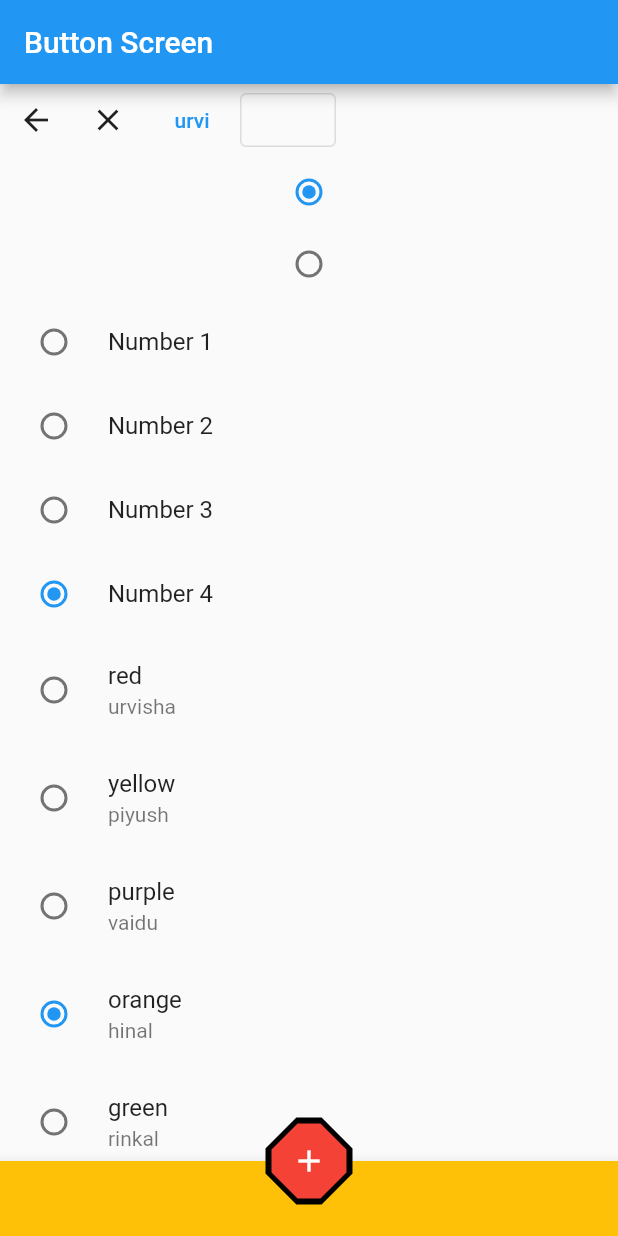
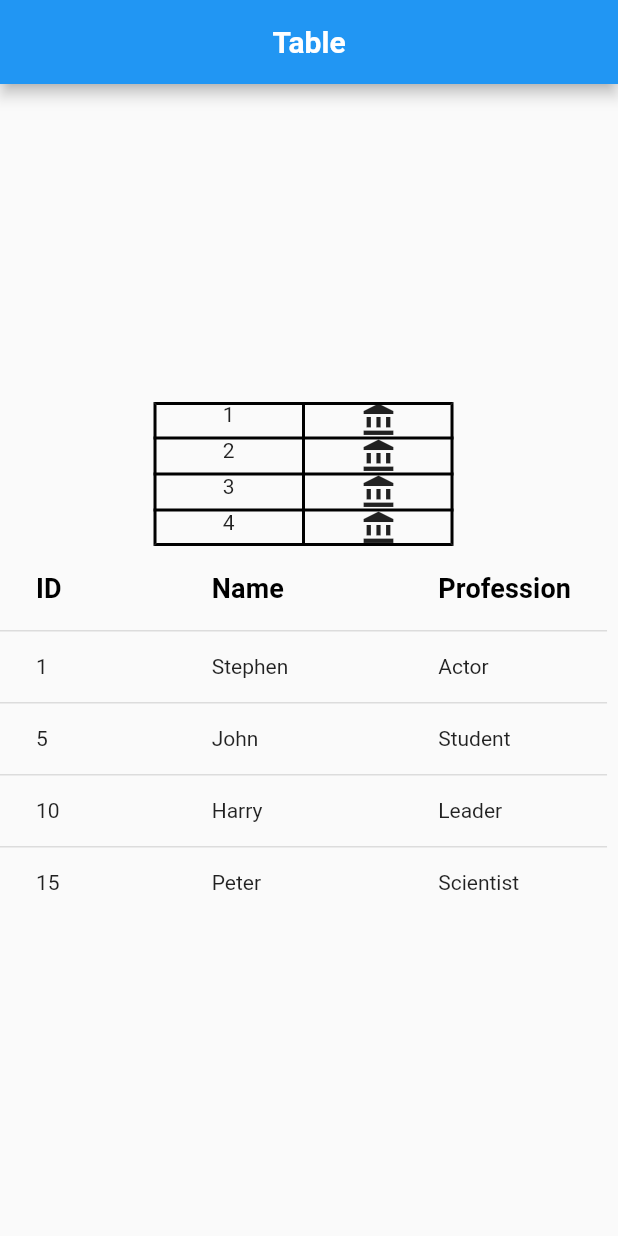
Before and after one commit to panchaniurvisha/my_new_app, a Flutter app: the screen it shows after launch, on a phone screen of 412 x 824 dp. Run offline on Flutter 3.47's test engine with Material 2 defaults, Android fonts, the phone set to English and light mode, and no system bars; our stand-ins replace fluttertoast, image_picker, shared_preferences, video_player; missing offline and left inert: cropperx.

Commit message:
"11/12/2023("table screen create")"

```diff
--- a/lib/main.dart
+++ b/lib/main.dart
@@ -1,6 +1,5 @@
 import 'package:flutter/material.dart';
-
-import 'button_screen.dart';
+import 'package:my_app/table_screen.dart';
 
 void main() {
   // WidgetsFlutterBinding.ensureInitialized();
@@ -20,6 +19,6 @@ class MyApp extends StatelessWidget {
             //fontFamily: ''Dancing Script',
             primarySwatch: Colors.blue),
         debugShowCheckedModeBanner: false,
-        home: const ButtonScreen());
+        home: TableScreen());
   }
 }
--- /dev/null
+++ b/lib/table_screen.dart
@@ -0,0 +1,87 @@
+import 'package:flutter/material.dart';
+
+class TableScreen extends StatefulWidget {
+  const TableScreen({super.key});
+
+  @override
+  State<TableScreen> createState() => _TableScreenState();
+}
+
+class _TableScreenState extends State<TableScreen> {
+  @override
+  Widget build(BuildContext context) {
+    return Scaffold(
+      appBar: AppBar(
+        centerTitle: true,
+        title: const Text("Table",
+            style: TextStyle(
+              fontWeight: FontWeight.bold,
+            )),
+      ),
+      body: Column(mainAxisAlignment: MainAxisAlignment.center, children: [
+        Table(
+          defaultColumnWidth: const FixedColumnWidth(100),
+          border: TableBorder.all(
+              color: Colors.black, style: BorderStyle.solid, width: 2),
+          children: const [
+            TableRow(children: [
+              Text("1", textAlign: TextAlign.center),
+              Icon(Icons.account_balance)
+            ]),
+            TableRow(children: [
+              Text("2", textAlign: TextAlign.center),
+              Icon(Icons.account_balance)
+            ]),
+            TableRow(children: [
+              Text("3", textAlign: TextAlign.center),
+              Icon(Icons.account_balance)
+            ]),
+            TableRow(children: [
+              Text("4", textAlign: TextAlign.center),
+              Icon(Icons.account_balance)
+            ]),
+          ],
+        ),
+        DataTable(
+          columnSpacing: 100,
+          columns: const [
+            DataColumn(
+                label: Text('ID',
+                    style:
+                        TextStyle(fontSize: 18, fontWeight: FontWeight.bold))),
+            DataColumn(
+                label: Text('Name',
+                    style:
+                        TextStyle(fontSize: 18, fontWeight: FontWeight.bold))),
+            DataColumn(
+                label: Text('Profession',
+                    style:
+                        TextStyle(fontSize: 18, fontWeight: FontWeight.bold))),
+          ],
+          rows: const [
+            DataRow(cells: [
+              DataCell(Text('1')),
+              DataCell(Text('Stephen')),
+              DataCell(Text('Actor')),
+            ]),
+            DataRow(cells: [
+              DataCell(Text('5')),
+              DataCell(Text('John')),
+              DataCell(Text('Student')),
+            ]),
+            DataRow(cells: [
+              DataCell(Text('10')),
+              DataCell(Text('Harry')),
+              DataCell(Text('Leader')),
+            ]),
+            DataRow(cells: [
+              DataCell(Text('15')),
+              DataCell(Text('Peter')),
+              DataCell(Text('Scientist')),
+            ]),
+          ],
+        ),
+      ]),
+    );
+  }
+}
```
